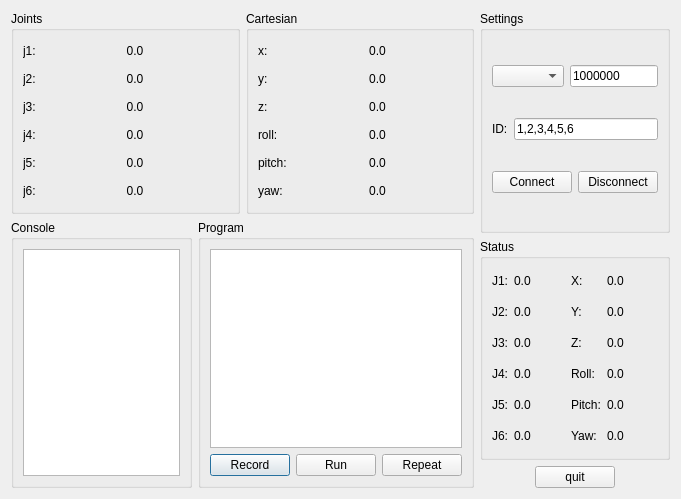
This is manipulator.ui in Skyendless/MiniBot as Qt 5 draws it before an edit. The edited form follows.
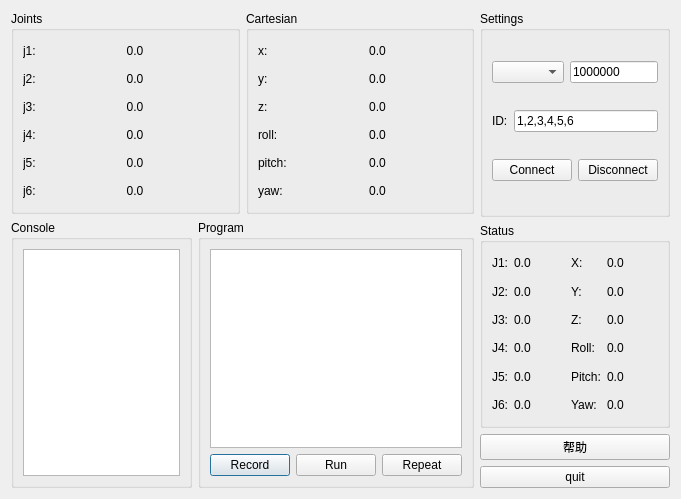
This is the edited form. Icons and pictures are not drawn. Custom widgets are drawn as their Qt base class.

Commit message: 操作臂添加帮助对话框

```diff
--- a/manipulator.ui
+++ b/manipulator.ui
@@ -1160,19 +1160,11 @@
       </widget>
      </item>
      <item>
-      <layout class="QHBoxLayout" name="horizontalLayout_6">
-       <item>
-        <spacer name="horizontalSpacer">
-         <property name="orientation">
-          <enum>Qt::Horizontal</enum>
-         </property>
-         <property name="sizeHint" stdset="0">
-          <size>
-           <width>40</width>
-           <height>20</height>
-          </size>
-         </property>
-        </spacer>
+      <widget class="QPushButton" name="help_button">
+       <property name="text">
+        <string>帮助</string>
+       </property>
+      </widget>
        </item>
        <item>
         <widget class="QPushButton" name="quit_button">
@@ -1180,21 +1172,6 @@
           <string>quit</string>
          </property>
         </widget>
-       </item>
-       <item>
-        <spacer name="horizontalSpacer_2">
-         <property name="orientation">
-          <enum>Qt::Horizontal</enum>
-         </property>
-         <property name="sizeHint" stdset="0">
-          <size>
-           <width>40</width>
-           <height>20</height>
-          </size>
-         </property>
-        </spacer>
-       </item>
-      </layout>
      </item>
     </layout>
    </item>
```
Lines whose indentation alone changed are shown as unchanged. The commit also changes 4 other files.
